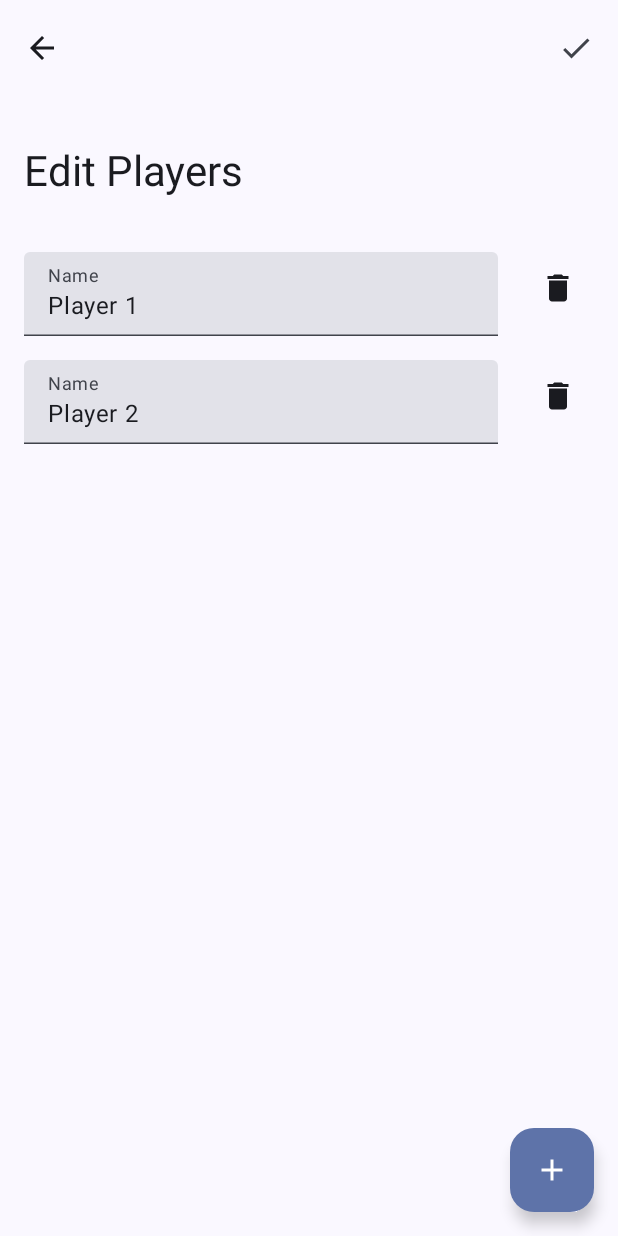
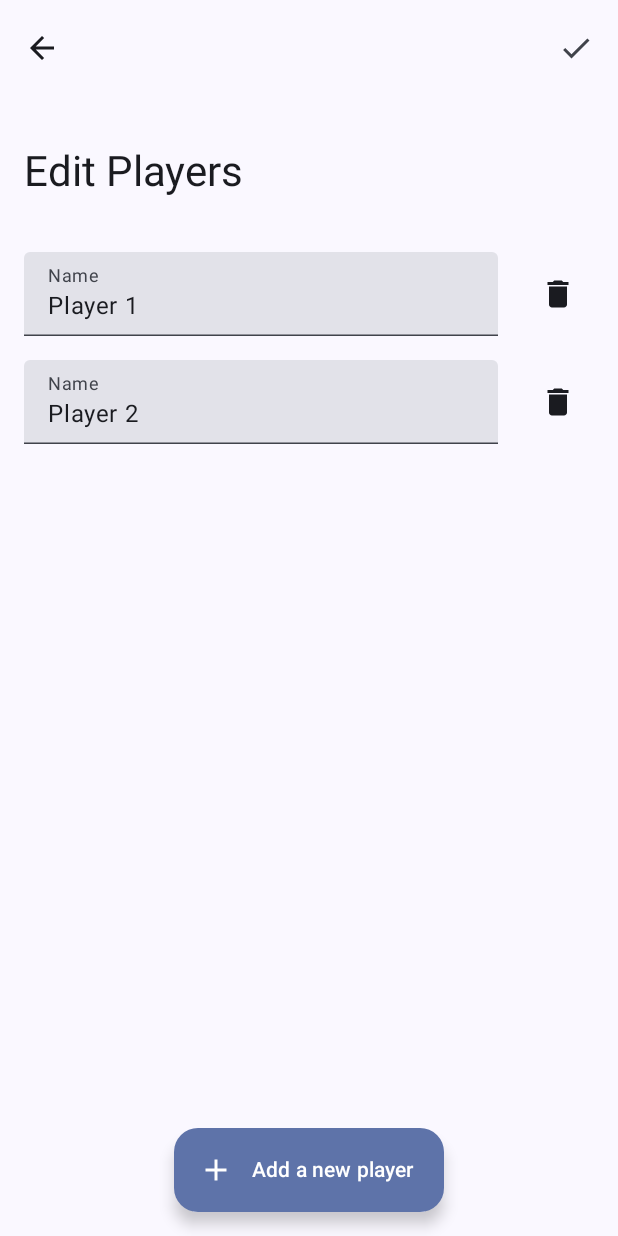
Before and after one commit to fflopsi/tournaments, an Android app built with Jetpack Compose: the AppSettings screen opened through its navigation route, after a tap on "Edit players", on a phone screen of 412 x 824 dp. Run offline under Robolectric (Android 15) with nearby library versions, the phone set to English and light mode, and no system bars; our stand-ins replace Room's generated code, accompanist, livedata-compose; libraries missing offline, so code that uses them is left out: com.google.accompanist.navigation; 5 statements that could not run were skipped.

Commit message:
Fix Alignments in Rows #25 Move FAB to center #23

```diff
--- a/app/src/main/java/me/frauenfelderflorian/tournamentscompose/ui/AppSettings.kt
+++ b/app/src/main/java/me/frauenfelderflorian/tournamentscompose/ui/AppSettings.kt
@@ -220,7 +220,10 @@ fun AppSettings(
                 }
                 item { Divider() }
                 item {
-                    Row {
+                    Row(
+                        horizontalArrangement = Arrangement.spacedBy(16.dp),
+                        verticalAlignment = Alignment.CenterVertically,
+                    ) {
                         Text(
                             text = "${stringResource(R.string.default_players)}: ${
                                 players.joinToString(", ")
@@ -247,6 +250,7 @@ fun AppSettings(
                 item {
                     Row(
                         horizontalArrangement = Arrangement.spacedBy(16.dp),
+                        verticalAlignment = Alignment.CenterVertically,
                         modifier = Modifier.clickable {
                             adaptivePoints = !adaptivePoints
                             if (adaptivePoints || firstPointsString == "") {
--- a/app/src/main/java/me/frauenfelderflorian/tournamentscompose/ui/PlayersEditor.kt
+++ b/app/src/main/java/me/frauenfelderflorian/tournamentscompose/ui/PlayersEditor.kt
@@ -17,7 +17,8 @@ import androidx.compose.material.icons.filled.ArrowBack
 import androidx.compose.material.icons.filled.Check
 import androidx.compose.material.icons.filled.Delete
 import androidx.compose.material3.ExperimentalMaterial3Api
-import androidx.compose.material3.FloatingActionButton
+import androidx.compose.material3.ExtendedFloatingActionButton
+import androidx.compose.material3.FabPosition
 import androidx.compose.material3.Icon
 import androidx.compose.material3.IconButton
 import androidx.compose.material3.LargeTopAppBar
@@ -39,6 +40,7 @@ import androidx.compose.runtime.saveable.rememberSaveable
 import androidx.compose.runtime.setValue
 import androidx.compose.runtime.snapshots.SnapshotStateMap
 import androidx.compose.runtime.toMutableStateMap
+import androidx.compose.ui.Alignment
 import androidx.compose.ui.Modifier
 import androidx.compose.ui.input.nestedscroll.nestedScroll
 import androidx.compose.ui.platform.LocalContext
@@ -122,11 +124,15 @@ fun PlayersEditor(
                     scrollBehavior = scrollBehavior,
                 )
             },
-            floatingActionButton = { // TODO: ExtendedFAB
-                FloatingActionButton({ players[playersIdCounter++] = "" }) {
-                    Icon(Icons.Default.Add, stringResource(R.string.add_new_player))
-                }
+            floatingActionButton = {
+                ExtendedFloatingActionButton(
+                    icon = { Icon(Icons.Default.Add, null) },
+                    text = { Text(stringResource(R.string.add_new_player)) },
+                    expanded = scrollBehavior.state.collapsedFraction < 0.5f,
+                    onClick = { players[playersIdCounter++] = "" },
+                )
             },
+            floatingActionButtonPosition = FabPosition.Center,
             snackbarHost = { SnackbarHost(hostState) },
             contentWindowInsets = WindowInsets.ime.union(WindowInsets.systemBars),
             modifier = Modifier.nestedScroll(scrollBehavior.nestedScrollConnection),
@@ -137,7 +143,10 @@ fun PlayersEditor(
                 modifier = Modifier.padding(paddingValues),
             ) {
                 items(players.entries.toList()) {
-                    Row(horizontalArrangement = Arrangement.spacedBy(16.dp)) {
+                    Row(
+                        horizontalArrangement = Arrangement.spacedBy(16.dp),
+                        verticalAlignment = Alignment.CenterVertically,
+                    ) {
                         val context = LocalContext.current
                         TextField(
                             value = it.value,
--- a/app/src/main/java/me/frauenfelderflorian/tournamentscompose/ui/TournamentList.kt
+++ b/app/src/main/java/me/frauenfelderflorian/tournamentscompose/ui/TournamentList.kt
@@ -95,8 +95,8 @@ fun TournamentList(
                 if (tournaments.isNotEmpty()) {
                     items(tournaments.values.sortedByDescending { it.t.start }) {
                         Row(
+                            horizontalArrangement = Arrangement.spacedBy(16.dp),
                             verticalAlignment = Alignment.CenterVertically,
-                            horizontalArrangement = Arrangement.spacedBy(16.dp),
                             modifier = Modifier.clickable {
                                 setCurrent(it.t.id)
                                 navController.navigate(Routes.TOURNAMENT_VIEWER.route)
```
Also changed, not shown: app/src/main/java/me/frauenfelderflorian/tournamentscompose/ui/GameEditor.kt (+5 -2 lines), app/src/main/java/me/frauenfelderflorian/tournamentscompose/ui/TournamentEditor.kt (+14 -3 lines).
